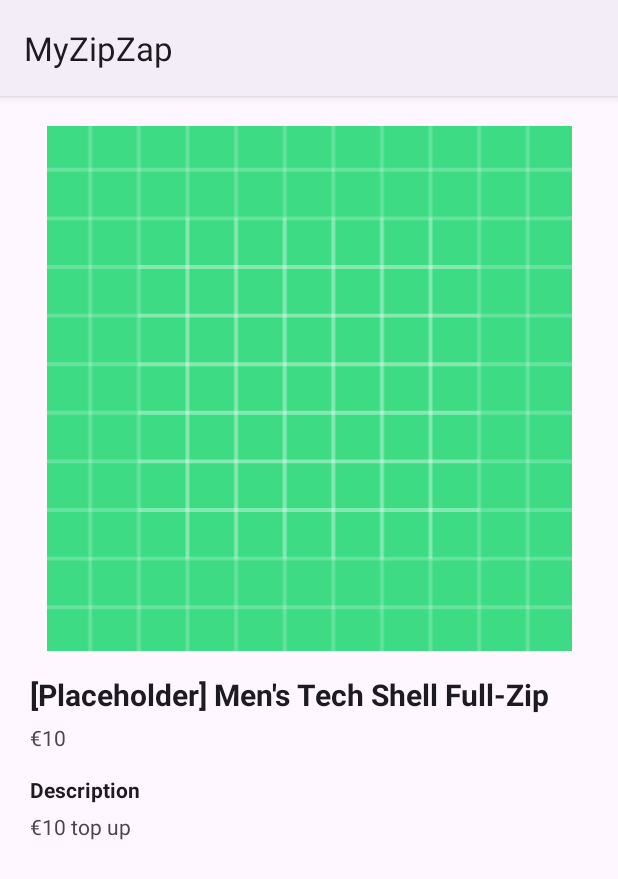
After one commit to AloisioPjr/MyZipZapApp, an Android app: the CheckoutActivity screen opened directly, with no data from a screen before it, on a phone screen of 412 x 824 dp. The commit adds this screen. Shown: the top 879 px of the screen. Run offline under Robolectric (Android 15) with nearby library versions, the phone set to English and light mode, and no system bars; our stand-ins replace data binding; 4 statements that could not run were skipped.

Commit message:
Papi Juancho Databinding CheckoutActivity

```diff
--- a/app/build.gradle
+++ b/app/build.gradle
@@ -6,6 +6,9 @@ plugins {
 android {
     namespace 'com.example.myzipzap'
     compileSdk 33
+    buildFeatures.dataBinding = true
+    buildFeatures.viewBinding = true
+
 
     defaultConfig {
         applicationId "com.example.myzipzap"
@@ -29,6 +32,7 @@ android {
     }
 }
 
+
 dependencies {
 
     implementation 'androidx.appcompat:appcompat:1.6.1'
--- a/app/src/main/AndroidManifest.xml
+++ b/app/src/main/AndroidManifest.xml
@@ -13,6 +13,9 @@
         android:supportsRtl="true"
         android:theme="@style/Theme.Material3.Light"
         tools:targetApi="31">
+        <activity
+            android:name=".CheckoutActivity"
+            android:exported="false" />
         <activity
             android:name=".PaymentInfo"
             android:exported="false" />
--- /dev/null
+++ b/app/src/main/java/com/example/myzipzap/CheckoutActivity.java
@@ -0,0 +1,93 @@
+package com.example.myzipzap;
+
+import androidx.annotation.NonNull;
+import androidx.appcompat.app.AppCompatActivity;
+
+import android.os.Bundle;
+import android.util.Log;
+import android.view.View;
+import android.widget.Toast;
+
+import com.example.myzipzap.databinding.CheckoutActivityBinding;
+import com.google.android.gms.tasks.OnCompleteListener;
+import com.google.android.gms.tasks.Task;
+import com.google.android.gms.wallet.IsReadyToPayRequest;
+import com.google.android.gms.wallet.PaymentData;
+import com.google.android.gms.wallet.PaymentsClient;
+
+import org.json.JSONException;
+import org.json.JSONObject;
+
+import java.util.Optional;
+
+public class CheckoutActivity extends AppCompatActivity {
+    private static final int LOAD_PAYMENT_REQUEST_CODE = 991;
+    private static final long SHIPPING_COST_CENTS = 90 * PaymentInfo.CENTS_IN_A_UNIT.longValue();
+    private PaymentsClient paymentsClient;
+    View googlePayButton;
+    private CheckoutActivityBinding binding;
+
+    @Override
+    protected void onCreate(Bundle savedInstanceState) {
+        super.onCreate(savedInstanceState);
+        setContentView(R.layout.checkout_activity);
+
+        paymentsClient = PaymentInfo.createPaymentsClient(this);
+        possiblyShowGooglePayButton();
+    }
+
+    private void possiblyShowGooglePayButton() {
+        final Optional<JSONObject> isReadyToPayJson = PaymentInfo.getIsReadyToPayRequest();
+        if(!isReadyToPayJson.isPresent()) {
+            return;
+        }
+
+        IsReadyToPayRequest request = IsReadyToPayRequest.fromJson(isReadyToPayJson.get().toString());
+        Task<Boolean> task = paymentsClient.isReadyToPay(request);
+        task.addOnCompleteListener(this,
+                new OnCompleteListener<Boolean>() {
+            @Override
+                    public void onComplete(@NonNull Task<Boolean> task) {
+                if (task.isSuccessful()) {
+                    setGooglePayAvailable(task.getResult());
+                }else {
+                    Log.w("Not ready to pay", task.getException());
+                }
+            }
+                });
+    }
+
+    private void setGooglePayAvailable(boolean available) {
+        if (available) {
+            googlePayButton.setVisibility(View.VISIBLE);
+        }else {
+            Toast.makeText(this, R.string.google_pay_status_unavailable, Toast.LENGTH_LONG).show();
+        }
+    }
+
+    private void handlePaymentSuccess(PaymentData paymentData) {
+        final String paymentInfo = paymentData.toJson();
+        if(paymentInfo == null) {
+            return;
+        }
+
+        try {
+            JSONObject paymentMethodData = new JSONObject(paymentInfo).getJSONObject("paymentMethodData");
+            final JSONObject tokenizationData = paymentMethodData.getJSONObject("tokenizationData");
+            final String token = tokenizationData.getString("token");
+            final JSONObject info = paymentMethodData.getJSONObject("info");
+            final String billingName = info.getJSONObject("billingAddress").getString("name");
+            Toast.makeText(this, getString(R.string.payments_show_name, billingName), Toast.LENGTH_LONG).show();
+
+            Log.d("Google Pay Token: ", token);
+        }catch (JSONException e) {
+            throw new RuntimeException("Request cannot be parsed");
+        }
+    }
+
+    private void requestPayment(View view) {
+        googlePayButton.setClickable(false);
+
+
+    }
+}
--- a/app/src/main/java/com/example/myzipzap/PaymentInfo.java
+++ b/app/src/main/java/com/example/myzipzap/PaymentInfo.java
@@ -2,9 +2,26 @@ package com.example.myzipzap;
 
 import androidx.appcompat.app.AppCompatActivity;
 
+import android.content.Context;
 import android.os.Bundle;
 
+import com.google.android.gms.common.internal.Constants;
+import com.google.android.gms.tasks.Task;
+import com.google.android.gms.wallet.IsReadyToPayRequest;
+import com.google.android.gms.wallet.PaymentsClient;
+import com.google.android.gms.wallet.Wallet;
+import com.google.android.gms.wallet.WalletConstants;
+
+import org.json.JSONArray;
+import org.json.JSONException;
+import org.json.JSONObject;
+
+import java.math.BigDecimal;
+import java.math.RoundingMode;
+import java.util.Optional;
+
 public class PaymentInfo extends AppCompatActivity {
+    public static final BigDecimal CENTS_IN_A_UNIT = new BigDecimal(100);
 
     @Override
     protected void onCreate(Bundle savedInstanceState) {
@@ -12,5 +29,79 @@ public class PaymentInfo extends AppCompatActivity {
         setContentView(R.layout.activity_payment_info);
     }
 
+    private static JSONObject getBaseRequest() throws JSONException {
+        return new JSONObject().put("apiVersion", 2).put("apiVersionMinor", 0);
+    }
+
+    private static JSONObject getGatewayTokenizationSpecification() throws JSONException {
+        return new JSONObject() {{
+            put("type", "PAYMENT_GATEWAY");
+            put("parameter", new JSONObject() {{
+                put("gateway", "example");
+                put("gatewayMerchantId", "exampleGatewayMerchantId");
+            }});
+        }};
+    }
+
+    private static JSONArray getAllowedCardNetworks() {
+        return new JSONArray()
+                .put("MASTERCARD")
+                .put("VISA");
+    }
+
+    private static JSONArray getAllowedCardAuthMethods() {
+        return new JSONArray()
+                .put("PAN_ONLY")
+                .put("CRYPTOGRAM_3DS");
+    }
+
+    private static JSONObject getBaseCardPaymentMethod() throws JSONException {
+        JSONObject cardPaymentMethod = new JSONObject();
+        cardPaymentMethod.put("type", "card");
+
+        JSONObject parameters = new JSONObject();
+        parameters.put("allowedAuthMethods", getAllowedCardAuthMethods());
+        parameters.put("allowedCardNetworks", getAllowedCardNetworks());
+        parameters.put("billingAddressRequired", true);
+
+        JSONObject billingAddressParameters = new JSONObject();
+        billingAddressParameters.put("format", "FULL");
+        parameters.put("billingAddressParameters", billingAddressParameters);
+        cardPaymentMethod.put("parameters", parameters);
+
+        return cardPaymentMethod;
+    }
+
+    private static JSONObject getCardPaymentMethod() throws JSONException {
+        JSONObject cardPaymentMethod = getBaseCardPaymentMethod();
+        cardPaymentMethod.put("tokenizationSpecification", getGatewayTokenizationSpecification());
+
+        return cardPaymentMethod;
+    }
+
+    public static PaymentsClient createPaymentsClient(Context context) {
+        Wallet.WalletOptions walletOptions =
+                new Wallet.WalletOptions.Builder().setEnvironment(WalletConstants.ENVIRONMENT_TEST).build();
+        return Wallet.getPaymentsClient(context, walletOptions);
+    }
+
+    public static Optional<JSONObject> getIsReadyToPayRequest() {
+        try {
+            JSONObject isReadyToPayRequest = getBaseRequest();
+            isReadyToPayRequest.put(
+                    "allowedPaymentMethods", new JSONArray().put(getBaseCardPaymentMethod()));
+            return Optional.of(isReadyToPayRequest);
+        }catch(JSONException e) {
+            return Optional.empty();
+        }
+    }
+
+    public static String centsToString(long cents) {
+        return new BigDecimal(cents)
+                .divide(CENTS_IN_A_UNIT, RoundingMode.HALF_EVEN)
+                .setScale(2, RoundingMode.HALF_EVEN)
+                .toString();
+    }
+
 
 }
--- a/app/src/main/java/com/example/myzipzap/QRGenerator.java
+++ b/app/src/main/java/com/example/myzipzap/QRGenerator.java
@@ -17,6 +17,8 @@ import androidx.appcompat.app.AppCompatActivity;
 
 import com.google.firebase.auth.FirebaseAuth;
 import com.google.firebase.auth.FirebaseUser;
+
+import java.util.UUID;
 
 import androidmads.library.qrgenearator.QRGContents;
 import androidmads.library.qrgenearator.QRGEncoder;
@@ -40,7 +42,8 @@ public class QRGenerator extends AppCompatActivity {
         qrImg = findViewById(R.id.qrImg);
         qrGenerate = findViewById(R.id.generate);
         scanner = findViewById(R.id.scanBtn);
-        userId = currentUser.getUid();
+        //userId = currentUser.getUid();
+        userId =("ID: "+ UUID.randomUUID());
 
 
         qrGenerate.setOnClickListener(new View.OnClickListener() {
--- /dev/null
+++ b/app/src/main/res/layout/checkout_activity.xml
@@ -0,0 +1,111 @@
+<?xml version="1.0" encoding="utf-8"?>
+<!--
+     Copyright 2020 Google Inc.
+
+     Licensed under the Apache License, Version 2.0 (the "License");
+     you may not use this file except in compliance with the License.
+     You may obtain a copy of the License at
+
+          http://www.apache.org/licenses/LICENSE-2.0
+
+     Unless required by applicable law or agreed to in writing, software
+     distributed under the License is distributed on an "AS IS" BASIS,
+     WITHOUT WARRANTIES OR CONDITIONS OF ANY KIND, either express or implied.
+     See the License for the specific language governing permissions and
+     limitations under the License.
+-->
+
+<layout xmlns:android="http://schemas.android.com/apk/res/android"
+    xmlns:tools="http://schemas.android.com/tools"
+    android:layout_width="match_parent"
+    android:layout_height="match_parent"
+    android:fillViewport="true"
+    tools:context=".CheckoutActivity">
+
+    <LinearLayout
+        android:layout_width="match_parent"
+        android:layout_height="wrap_content"
+        android:layout_marginStart="20dp"
+        android:layout_marginEnd="20dp"
+        android:orientation="vertical">
+
+        <ImageView
+            android:id="@+id/detailImage"
+            android:layout_width="match_parent"
+            android:layout_height="350dp"
+            android:layout_marginTop="20dp"
+            android:src="@drawable/ic_launcher_background" />
+
+        <TextView
+            android:id="@+id/detailTitle"
+            android:layout_width="wrap_content"
+            android:layout_height="wrap_content"
+            android:layout_marginTop="15dp"
+            android:text="[Placeholder] Men's Tech Shell Full-Zip"
+            android:textColor="?android:textColorPrimary"
+            android:textSize="20sp"
+            android:textStyle="bold" />
+
+        <TextView
+            android:id="@+id/detailPrice"
+            android:layout_width="wrap_content"
+            android:layout_height="wrap_content"
+            android:layout_marginTop="5dp"
+            android:text="€10"
+            android:textColor="?android:textColorSecondary" />
+
+        <TextView
+            android:layout_width="wrap_content"
+            android:layout_height="wrap_content"
+            android:layout_marginTop="15dp"
+            android:text="@string/checkout_item_description"
+            android:textColor="?android:textColorPrimary"
+            android:textStyle="bold" />
+
+        <TextView
+            android:id="@+id/detailDescription"
+            android:layout_width="wrap_content"
+            android:layout_height="wrap_content"
+            android:layout_marginTop="5dp"
+            android:layout_marginBottom="15dp"
+            android:text="€10 top up"
+            android:textColor="?android:textColorSecondary" />
+
+        <!--
+            TODO Check out Google Pay's brand guidelines to discover all button types and styles:
+            https://developers.google.com/pay/api/android/guides/brand-guidelines#assets
+        -->
+        <include
+            android:id="@+id/googlePayButton"
+            layout="@layout/buy_with_googlepay_button"
+            android:layout_width="match_parent"
+            android:layout_height="@dimen/buy_button_height"
+            android:layout_marginBottom="20dp"
+            android:visibility="gone" />
+
+        <LinearLayout
+            android:id="@+id/passContainer"
+            android:layout_width="match_parent"
+            android:layout_height="wrap_content"
+            android:orientation="vertical"
+            android:layout_marginBottom="20dp"
+            android:visibility="gone">
+
+            <TextView
+                android:layout_width="wrap_content"
+                android:layout_height="wrap_content"
+                android:textColor="?android:textColorSecondary"
+                android:text="Or add a pass to your Google Wallet:"/>
+
+            <include
+                android:id="@+id/addToGoogleWalletButton"
+                layout="@layout/add_to_google_wallet_button"
+                android:layout_width="match_parent"
+                android:layout_height="@dimen/wallet_button_height"
+                android:layout_marginTop="10dp"/>
+
+        </LinearLayout>
+
+    </LinearLayout>
+
+</layout>
--- /dev/null
+++ b/app/src/main/res/values/googlewallet_strings.xml
@@ -0,0 +1,4 @@
+<?xml version="1.0" encoding="utf-8"?>
+<resources>
+    <string name="add_to_google_wallet_button_content_description">Add to Google Wallet</string>
+</resources>
--- a/app/src/main/res/values/strings.xml
+++ b/app/src/main/res/values/strings.xml
@@ -10,4 +10,10 @@
     <string name="invalid_username">Not a valid username</string>
     <string name="invalid_password">Password must be >5 characters</string>
     <string name="login_failed">"Login failed"</string>
+    <string name="google_pay_status_unavailable">Unfortunately, Google Pay is not available on this device.</string>
+    <string name="google_wallet_status_unavailable" translatable="false">Unfortunately, Google Wallet is not available on this phone.</string>
+    <string name="payments_show_name">Successfully received payment data for %s!</string>
+    <string name="gateway_replace_name_example">"Gateway name set to \"example\" - please modify Constants.java and replace it with your own gateway."</string>
+    <string name="checkout_item_description">Description</string>
+    <string name="add_google_wallet_success" translatable="false">The pass was added successfully!</string>
 </resources>
```
Also changed, not shown: app/src/main/java/com/example/myzipzap/QRScanner.java (+16 -16 lines), app/src/main/res/drawable-v24/add_to_google_wallet_button_background.xml (added, +12 -0 lines), app/src/main/res/drawable-v24/googlepay_button_background.xml (added, +12 -0 lines), app/src/main/res/drawable/add_to_google_wallet_button_background.xml (added, +11 -0 lines), app/src/main/res/drawable/add_to_google_wallet_button_content.xml (added, +26 -0 lines), app/src/main/res/drawable/buy_with_googlepay_button_content.xml (added, +54 -0 lines), app/src/main/res/drawable/googlepay_button_background.xml (added, +11 -0 lines), app/src/main/res/layout/activity_payment.xml (deleted, +0 -9 lines), app/src/main/res/layout/add_to_google_wallet_button.xml (added, +16 -0 lines), app/src/main/res/layout/buy_with_googlepay_button.xml (added, +16 -0 lines), app/src/main/res/values/googlepay_strings.xml (added, +13 -0 lines).
